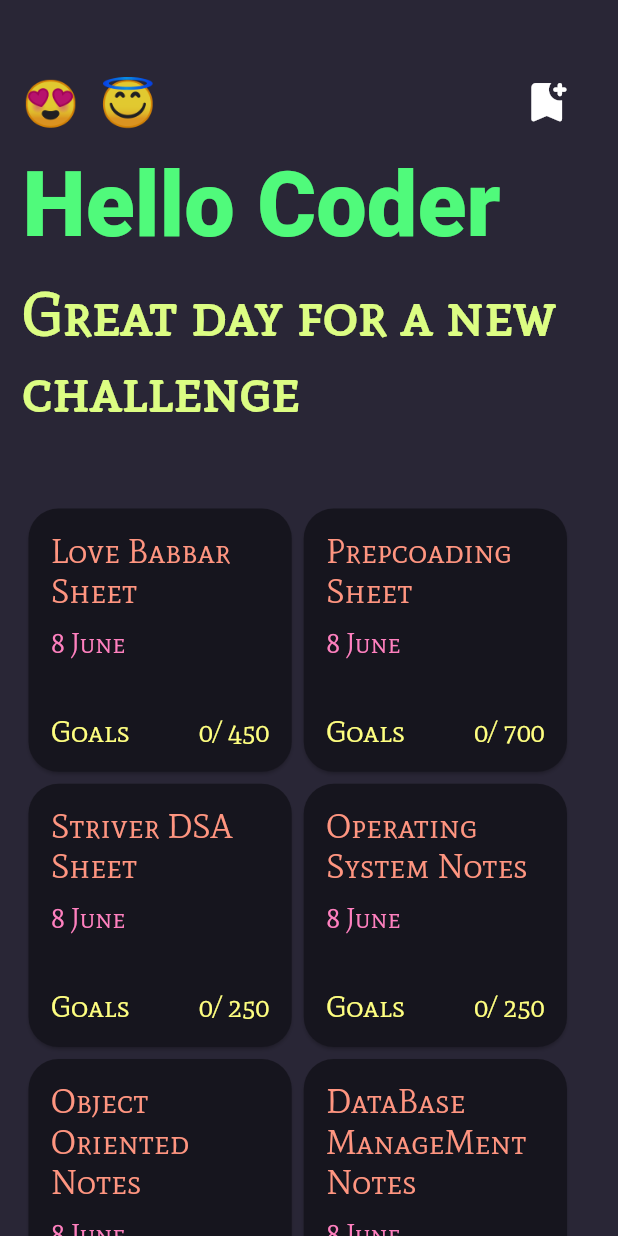
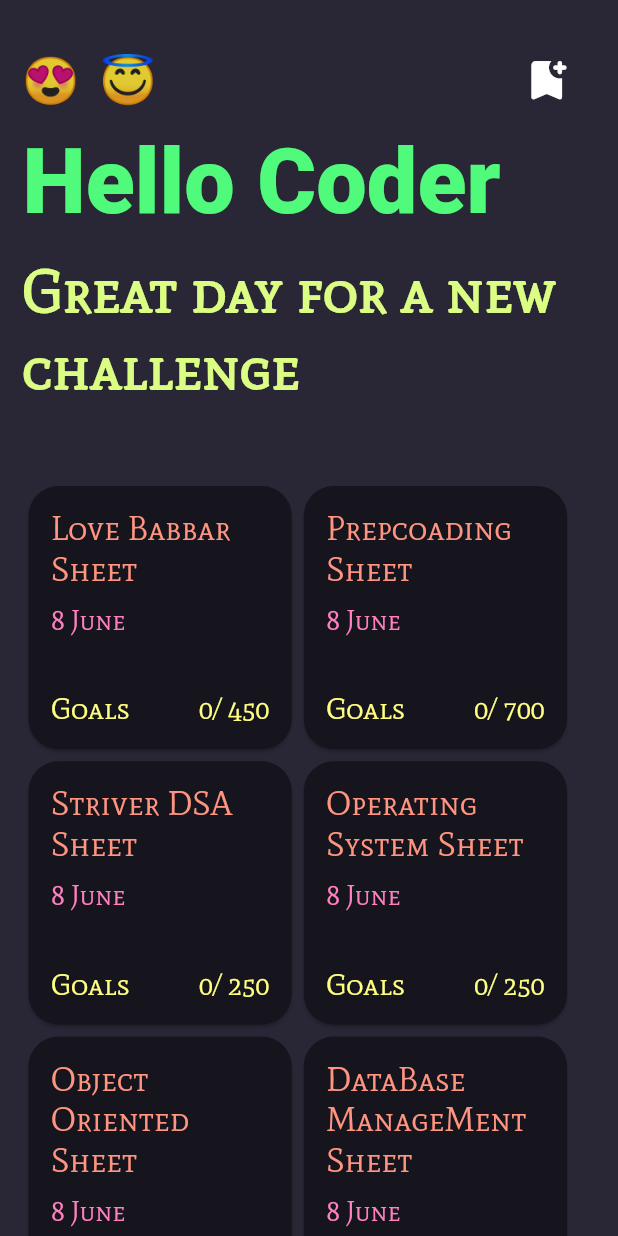
Before and after one commit to aman246149/Dsa-Tracker, a Flutter app: the screen it shows after launch, on a phone screen of 412 x 824 dp. Run offline on Flutter 3.47's test engine with Material 2 defaults, Android fonts, the phone set to English and light mode, and no system bars; drawn by our look-alikes of auto_size_text; our stand-ins replace responsive_builder; Roboto replaces fonts that are missing (ZCOOL KuaiLe).

Commit message:
multiple screen mades

```diff
--- a/lib/ResponsiveLayout/HomeScreen/MobileResponsiveHome.dart
+++ b/lib/ResponsiveLayout/HomeScreen/MobileResponsiveHome.dart
@@ -1,6 +1,12 @@
 // @dart=2.9
 
 import 'package:api_fetch/Components/Card.dart';
+import 'package:api_fetch/Screens/Dbms.dart';
+import 'package:api_fetch/Screens/LoveBabbar.dart';
+import 'package:api_fetch/Screens/Objectoriented.dart';
+import 'package:api_fetch/Screens/Operatingsystem.dart';
+import 'package:api_fetch/Screens/Prepcoading.dart';
+import 'package:api_fetch/Screens/Striver.dart';
 import 'package:flutter/material.dart';
 
 class MobileResponsiveHome extends StatelessWidget {
@@ -11,35 +17,71 @@ class MobileResponsiveHome extends StatelessWidget {
       // crossAxisSpacing: 3,
       crossAxisCount: 2,
       children: [
-        CardCollection(
+        GestureDetector(
+          onTap: () => Navigator.push(
+            context,
+            MaterialPageRoute(builder: (context) => LoveBabbar()),
+          ),
+          child: CardCollection(
             sheetname: 'Love Babbar Sheet',
             goals: '0',
             target: '450',
           ),
-        CardCollection(
+        ),
+        GestureDetector(
+          onTap: () => Navigator.push(
+            context,
+            MaterialPageRoute(builder: (context) => PrepCoading()),
+          ),
+          child: CardCollection(
             sheetname: 'Prepcoading Sheet',
             goals: '0',
             target: '700',
           ),
-        CardCollection(
+        ),
+        GestureDetector(
+          onTap: () => Navigator.push(
+            context,
+            MaterialPageRoute(builder: (context) => Striver()),
+          ),
+          child: CardCollection(
             sheetname: 'Striver DSA Sheet',
             goals: '0',
             target: '250',
           ),
-        CardCollection(
-          sheetname: 'Operating System Notes',
+        ),
+        GestureDetector(
+          onTap: () => Navigator.push(
+            context,
+            MaterialPageRoute(builder: (context) => OperatingSystem()),
+          ),
+          child: CardCollection(
+            sheetname: 'Operating System Sheet',
             goals: '0',
             target: '250',
           ),
-        CardCollection(
-          sheetname: 'Object Oriented Notes',
+        ),
+        GestureDetector(
+          onTap: () => Navigator.push(
+            context,
+            MaterialPageRoute(builder: (context) => Objectoriented()),
+          ),
+          child: CardCollection(
+            sheetname: 'Object Oriented Sheet',
             goals: '0',
             target: '250',
           ),
-        CardCollection(
-          sheetname: 'DataBase ManageMent Notes',
+        ),
+        GestureDetector(
+          onTap: () => Navigator.push(
+            context,
+            MaterialPageRoute(builder: (context) => Dbms()),
+          ),
+          child: CardCollection(
+            sheetname: 'DataBase ManageMent Sheet',
             goals: '0',
             target: '250',
+          ),
         ),
       ],
     );
--- a/lib/Screens/HomePage.dart
+++ b/lib/Screens/HomePage.dart
@@ -11,11 +11,25 @@ class MyHomePage extends StatelessWidget {
   Widget build(BuildContext context) {
     return SafeArea(
         child: Scaffold(
+      // appBar: AppBar(
+      //   elevation: 0,
+      //   backgroundColor: Color(0XFF292636),
+      //   title: Center(
+      //     child: Text(
+      //       "DSA TRACKER",
+      //       style: TextStyle(
+      //         fontSize: 35,
+      //         fontFamily: 'Mate SC',
+      //         color: Color(0XFFff9580),
+      //       ),
+      //     ),
+      //   ),
+      // ),
       body: Padding(
         padding: const EdgeInsets.only(left: 15.0, right: 30),
         child: Container(
           child: Padding(
-            padding: const EdgeInsets.only(top: 50.0),
+            padding: const EdgeInsets.only(top: 35.0),
             child: Column(
               crossAxisAlignment: CrossAxisAlignment.start,
               children: [
```
Also changed, not shown: lib/Screens/Dbms.dart (added, +17 -0 lines), lib/Screens/LoveBabbar.dart (added, +17 -0 lines), lib/Screens/Objectoriented.dart (added, +17 -0 lines), lib/Screens/Operatingsystem.dart (added, +17 -0 lines), lib/Screens/Prepcoading.dart (added, +17 -0 lines), lib/Screens/Striver.dart (added, +17 -0 lines). Lines whose indentation alone changed are shown as unchanged.
